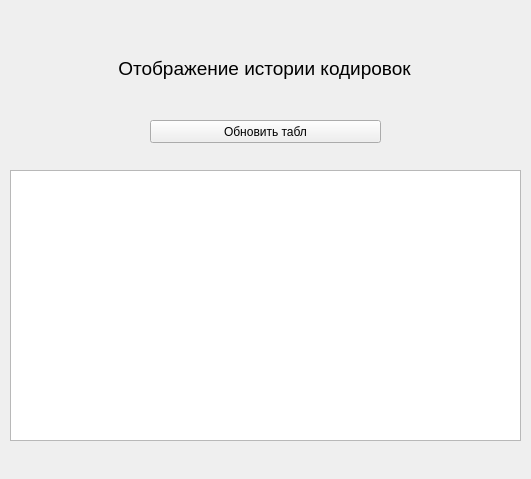
Above: history_window.ui from RoketFlame/amgine before the change. Below: the same form after it.
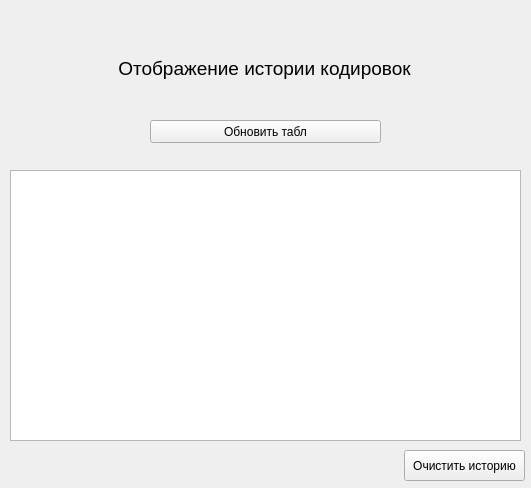
That is the form after the change.

Diff of the .ui file:
```diff
--- a/history_window.ui
+++ b/history_window.ui
@@ -7,7 +7,7 @@
     <x>0</x>
     <y>0</y>
     <width>531</width>
-    <height>479</height>
+    <height>488</height>
    </rect>
   </property>
   <property name="windowTitle">
@@ -50,6 +50,19 @@
      <string>&lt;html&gt;&lt;head/&gt;&lt;body&gt;&lt;p align=&quot;center&quot;&gt;&lt;span style=&quot; font-size:14pt;&quot;&gt;Отображение истории кодировок&lt;/span&gt;&lt;/p&gt;&lt;/body&gt;&lt;/html&gt;</string>
     </property>
    </widget>
+   <widget class="QPushButton" name="btn_delete">
+    <property name="geometry">
+     <rect>
+      <x>404</x>
+      <y>450</y>
+      <width>121</width>
+      <height>31</height>
+     </rect>
+    </property>
+    <property name="text">
+     <string>Очистить историю</string>
+    </property>
+   </widget>
   </widget>
  </widget>
  <resources/>
```
